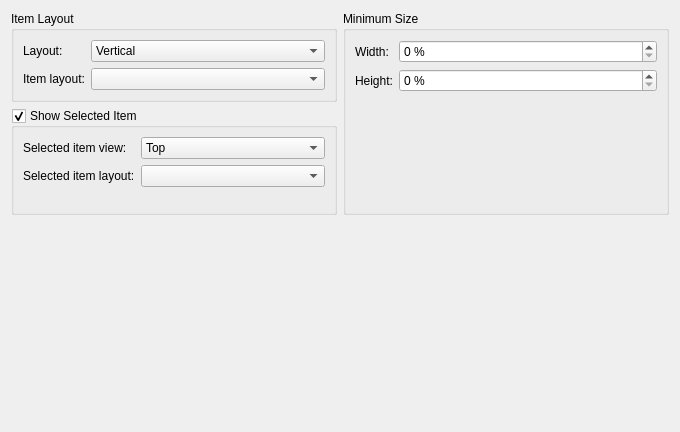
This is kcmkwin/kwintabbox/layoutconfig.ui in KDE/kwin as Qt 5 draws it before an edit. The edited form follows.
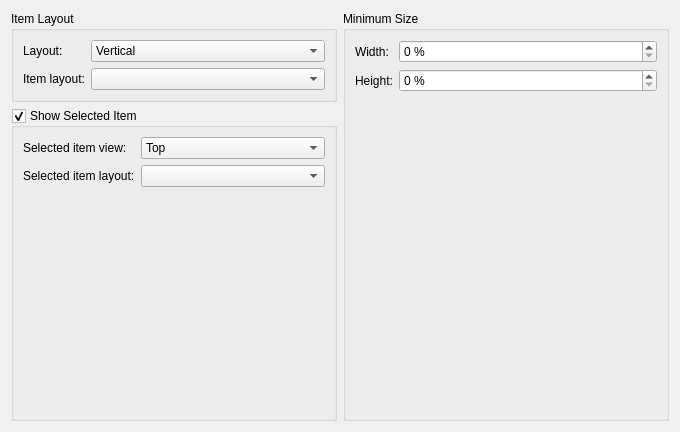
This is the edited form. Custom widgets are drawn as their Qt base class.

Commit message: Drop the TabBox preview as it's ugly and doesn't work correctly. I will add a better solution for 4.6.

What changed in the file:
```diff
--- a/kcmkwin/kwintabbox/layoutconfig.ui
+++ b/kcmkwin/kwintabbox/layoutconfig.ui
@@ -233,71 +233,6 @@
      </layout>
     </widget>
    </item>
-   <item row="2" column="0" colspan="2">
-    <widget class="QScrollArea" name="scrollArea">
-     <property name="sizePolicy">
-      <sizepolicy hsizetype="Expanding" vsizetype="Expanding">
-       <horstretch>0</horstretch>
-       <verstretch>0</verstretch>
-      </sizepolicy>
-     </property>
-     <property name="minimumSize">
-      <size>
-       <width>400</width>
-       <height>200</height>
-      </size>
-     </property>
-     <property name="frameShape">
-      <enum>QFrame::NoFrame</enum>
-     </property>
-     <property name="frameShadow">
-      <enum>QFrame::Plain</enum>
-     </property>
-     <property name="verticalScrollBarPolicy">
-      <enum>Qt::ScrollBarAlwaysOff</enum>
-     </property>
-     <property name="horizontalScrollBarPolicy">
-      <enum>Qt::ScrollBarAlwaysOff</enum>
-     </property>
-     <property name="widgetResizable">
-      <bool>true</bool>
-     </property>
-     <widget class="QWidget" name="scrollAreaWidgetContents">
-      <property name="geometry">
-       <rect>
-        <x>0</x>
-        <y>0</y>
-        <width>672</width>
-        <height>200</height>
-       </rect>
-      </property>
-      <property name="sizePolicy">
-       <sizepolicy hsizetype="MinimumExpanding" vsizetype="MinimumExpanding">
-        <horstretch>0</horstretch>
-        <verstretch>0</verstretch>
-       </sizepolicy>
-      </property>
-      <property name="minimumSize">
-       <size>
-        <width>400</width>
-        <height>200</height>
-       </size>
-      </property>
-      <layout class="QVBoxLayout" name="verticalLayout">
-       <item>
-        <widget class="QWidget" name="previewWidget" native="true">
-         <property name="sizePolicy">
-          <sizepolicy hsizetype="Preferred" vsizetype="Preferred">
-           <horstretch>0</horstretch>
-           <verstretch>0</verstretch>
-          </sizepolicy>
-         </property>
-        </widget>
-       </item>
-      </layout>
-     </widget>
-    </widget>
-   </item>
   </layout>
  </widget>
  <customwidgets>
```
The commit also changes 1 other file.
